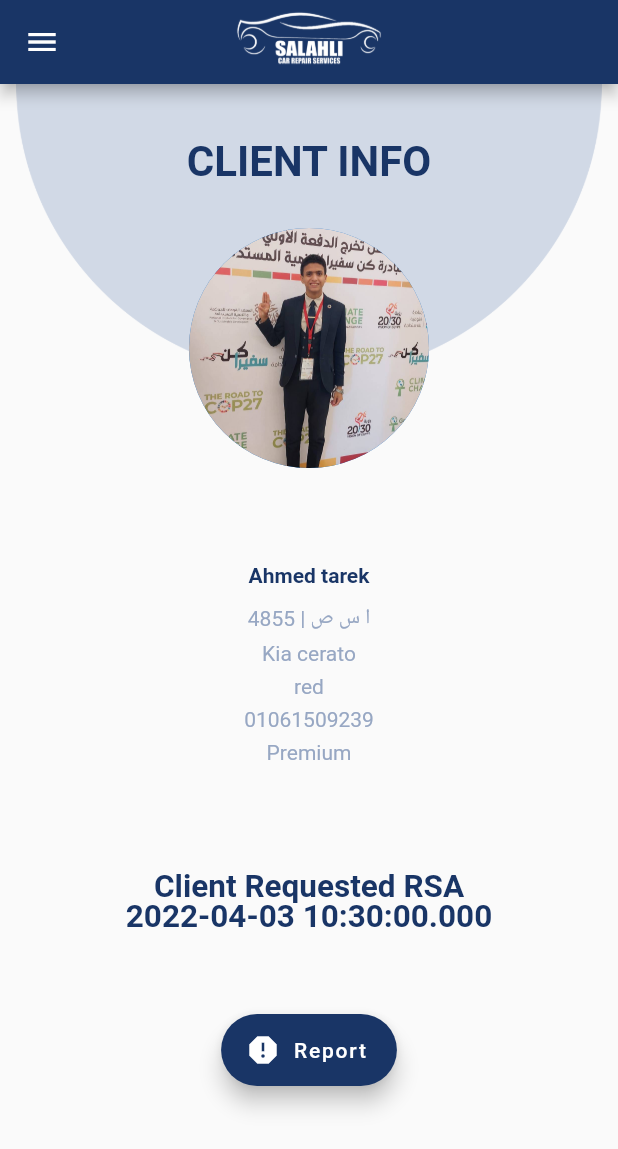
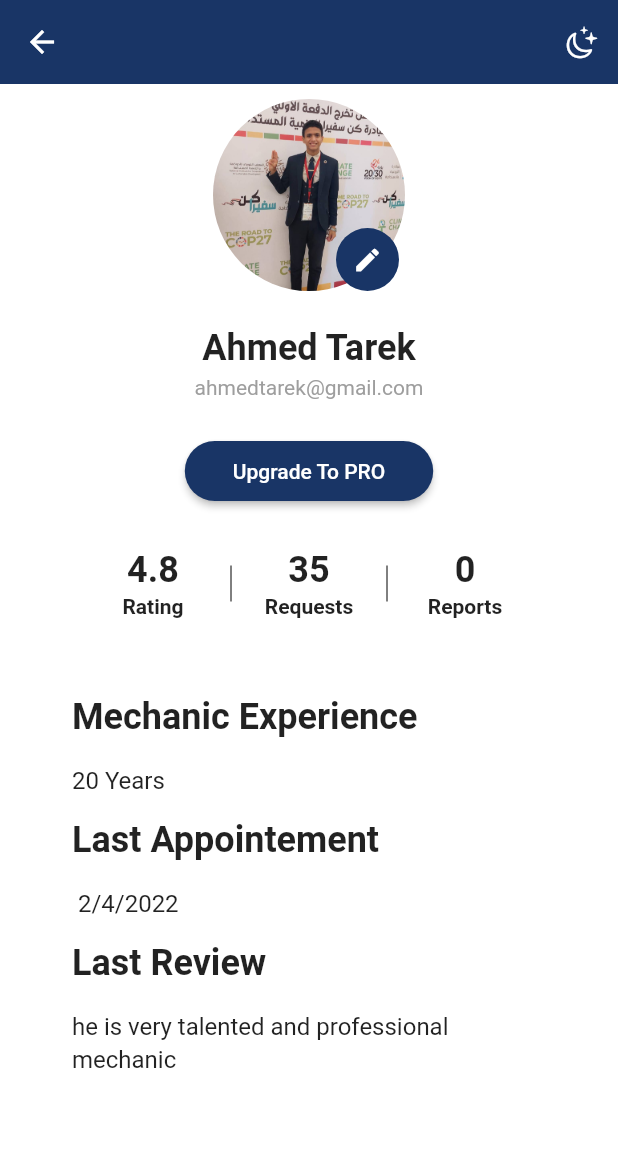
Before and after one commit to sergi-s/Salahly-mechanic-application, a Flutter app: the screen it shows after launch, on a phone screen of 412 x 824 dp. Shown: the top 1149 px of the screen. Run offline on Flutter 3.47's test engine with Material 2 defaults, Android fonts, the phone set to English and light mode, and no system bars; our stand-ins replace animated_theme_switcher, easy_localization, firebase_auth, firebase_core, firebase_database, flutter_riverpod and 1 more; missing offline and left inert: confirm_dialog; accounts and stored records are empty.

Commit message:
mechanic view profile and edit profile

```diff
--- a/lib/MyApp.dart
+++ b/lib/MyApp.dart
@@ -1,11 +1,11 @@
 import 'package:flutter/material.dart';
 import 'package:easy_localization/easy_localization.dart';
 import 'package:salahly_mechanic/routes.dart';
-
 class MyApp extends StatelessWidget {
   final _router = Routing().router;
   @override
   Widget build(BuildContext context) {
+
     context.setLocale(Locale("en"));
     return MaterialApp.router(
       routeInformationParser: _router.routeInformationParser,
@@ -14,5 +14,6 @@ class MyApp extends StatelessWidget {
       supportedLocales: context.supportedLocales,
       locale: context.locale,
     );
+
   }
 }
--- /dev/null
+++ b/lib/model/user.dart
@@ -0,0 +1,19 @@
+class User {
+  final String imagePath;
+  final String name;
+  final String email;
+  final String about;
+  final String lastappointement;
+  final String lastreview;
+  final bool isDarkMode;
+
+  const User({
+    required this.imagePath,
+    required this.name,
+    required this.email,
+    required this.about,
+    required this.lastappointement,
+    required this.lastreview,
+    required this.isDarkMode,
+  });
+}
--- a/lib/routes.dart
+++ b/lib/routes.dart
@@ -1,12 +1,14 @@
 import 'package:go_router/go_router.dart';
+import 'package:salahly_mechanic/screens/MechanicProfile/MechanicProfilePage.dart';
 import 'package:salahly_mechanic/screens/Requests/OnGoingRequests.dart';
 import 'package:salahly_mechanic/screens/RoadsideAssistant/RoadsideAssistantFullData.dart';
 import 'package:salahly_mechanic/screens/homepage/homescreen.dart';
 import 'package:salahly_mechanic/screens/Requests/ViewRequests.dart';
+import 'package:salahly_mechanic/screens/MechanicProfile/MechanicProfilePage.dart';
 class Routing {
   get router => GoRouter(
 
-    initialLocation: RoadsideAssistantFullData.routeName,
+    initialLocation: MechanicProfilePage.routeName,
 
     routes: <GoRoute> [
       GoRoute(
@@ -25,6 +27,10 @@ class Routing {
         path: RoadsideAssistantFullData.routeName,
         builder: (context, state) => RoadsideAssistantFullData(),
       ),
+      GoRoute(
+        path: MechanicProfilePage.routeName,
+        builder: (context, state) => MechanicProfilePage(),
+      ),
     ],
   );
 }
--- /dev/null
+++ b/lib/screens/MechanicProfile/MechanicProfilePage.dart
@@ -0,0 +1,135 @@
+import 'package:animated_theme_switcher/animated_theme_switcher.dart';
+import 'package:easy_localization/easy_localization.dart';
+import 'package:flutter/cupertino.dart';
+import 'package:flutter/material.dart';
+import 'package:salahly_mechanic/model/user.dart';
+import 'package:salahly_mechanic/screens/MechanicProfile/MechanicEditProfilePage.dart';
+import 'package:salahly_mechanic/utils/user_preferences.dart';
+import 'package:salahly_mechanic/widget/appbar_widget.dart';
+import 'package:salahly_mechanic/widget/button_widget.dart';
+import 'package:salahly_mechanic/widget/numbers_widget.dart';
+import 'package:salahly_mechanic/widget/profile_widget.dart';
+import 'package:salahly_mechanic/themes.dart';
+
+class MechanicProfilePage extends StatelessWidget {
+  static final String title = 'User Profile';
+  static final routeName = "/profile_page";
+  @override
+  Widget build(BuildContext context) {
+    final user = UserPreferences.myUser;
+
+    return ThemeProvider(
+      initTheme: user.isDarkMode ? MyThemes.darkTheme : MyThemes.lightTheme,
+      child: Builder(
+        builder: (context) => MaterialApp(
+          debugShowCheckedModeBanner: false,
+          theme: Theme.of(context),
+          title: title,
+          home: ProfilePage(),
+        ),
+      ),
+    );
+  }
+}
+
+class ProfilePage extends StatefulWidget {
+  const ProfilePage({Key? key}) : super(key: key);
+
+  @override
+  _ProfilePageState createState() => _ProfilePageState();
+
+
+}
+
+class _ProfilePageState extends State<ProfilePage> {
+  @override
+  Widget build(BuildContext context) {
+    final user = UserPreferences.myUser;
+
+    return ThemeSwitchingArea(
+      child: Builder(
+        builder: (context) => Scaffold(
+          appBar: buildAppBar(context),
+          body: ListView(
+            physics: BouncingScrollPhysics(),
+            children: [
+              ProfileWidget(
+                imagePath: user.imagePath,
+                onClicked: () {
+                  Navigator.of(context).push(
+                    MaterialPageRoute(builder: (context) => MechanicEditProfilePage()),
+                  );
+                },
+              ),
+              const SizedBox(height: 24),
+              buildName(user),
+              const SizedBox(height: 24),
+              Center(child: buildUpgradeButton()),
+              const SizedBox(height: 24),
+              NumbersWidget(),
+              const SizedBox(height: 48),
+              buildAbout(user),
+            ],
+          ),
+        ),
+      ),
+    );
+  }
+
+  Widget buildName(User user) => Column(
+        children: [
+          Text(
+            user.name,
+            style: TextStyle(fontWeight: FontWeight.bold, fontSize: 24),
+          ).tr(),
+          const SizedBox(height: 4),
+          Text(
+            user.email,
+            style: TextStyle(color: Colors.grey),
+          ).tr()
+        ],
+      );
+
+  Widget buildUpgradeButton() => ButtonWidget(
+        text: 'Upgrade To PRO'.tr(),
+        onClicked: () {},
+      );
+
+  Widget buildAbout(User user) => Container(
+        padding: EdgeInsets.symmetric(horizontal: 48),
+        child: Column(
+          crossAxisAlignment: CrossAxisAlignment.start,
+          children: [
+            Text(
+              'Mechanic Experience',
+              style: TextStyle(fontSize: 24, fontWeight: FontWeight.bold),
+            ).tr(),
+            const SizedBox(height: 16),
+            Text(
+              user.about,
+              style: TextStyle(fontSize: 16, height: 1.4),
+            ).tr(),
+            const SizedBox(height: 16),
+            Text(
+              'Last Appointement',
+              style: TextStyle(fontSize: 24, fontWeight: FontWeight.bold),
+            ).tr(),
+            const SizedBox(height: 16),
+            Text(
+              user.lastappointement,
+              style: TextStyle(fontSize: 16, height: 1.4),
+            ).tr(),
+            const SizedBox(height: 16),
+            Text(
+              'Last Review',
+              style: TextStyle(fontSize: 24, fontWeight: FontWeight.bold),
+            ).tr(),
+            const SizedBox(height: 16),
+            Text(
+              user.lastreview,
+              style: TextStyle(fontSize: 16, height: 1.4),
+            ).tr(),
+          ],
+        ),
+      );
+}
--- a/lib/screens/RoadsideAssistant/RoadsideAssistantFullData.dart
+++ b/lib/screens/RoadsideAssistant/RoadsideAssistantFullData.dart
@@ -2,6 +2,7 @@ import 'package:flutter/src/widgets/framework.dart';
 import 'package:easy_localization/easy_localization.dart';
 import 'package:flutter/cupertino.dart';
 import 'package:flutter/material.dart';
+import 'package:go_router/go_router.dart';
 
 class RoadsideAssistantFullData extends StatefulWidget {
   const RoadsideAssistantFullData({Key? key}) : super(key: key);
@@ -30,45 +31,79 @@ class _RoadsideAssistantFullDataState extends State<RoadsideAssistantFullData> {
     final String image = Client.image;
     final String subscribtionlevel = Client.subscribtionlevel;
     return Container(
+      alignment: Alignment.center,
+          child:Column(
+          children:[
+            Row(
+            children: <Widget>[
+              Column(
+          children: [
+              Padding(
+                padding: const EdgeInsets.only(bottom: 6.0,right: 8.0),
+                child: Image.asset('assets/images/name.png', fit: BoxFit.fill ,scale: 2),),
+              ],),
+              Column(
+              children: [
+               Padding(
+                padding: const EdgeInsets.only(bottom: 15.0),
+                child: Text(name, textScaleFactor: 2, style: const TextStyle(color: Color(0xff193566), fontWeight: FontWeight.bold),textAlign: TextAlign.right).tr(),),
+              ],),
+              ],),
+            Row(
 
-      height: 300,
-      width: 600,
-      alignment: Alignment.center,
-      child: Center(
+              children: <Widget>[
+                Column(
+                  children: [
+                    Padding(
+                      padding: const EdgeInsets.only(bottom: 6.0,right: 8.0),
+                      child: Image.asset('assets/images/car2.png', fit: BoxFit.fill ,scale: 1.5),),
+                  ],),
+                Column(
+                  children: [
+                    Padding(
+                      padding: const EdgeInsets.all(3.0),
+                      child:Text(carnumber,textScaleFactor: 1.5, style: const TextStyle(color: Color(0xff97a7c3)),textAlign: TextAlign.right).tr(),),
+                    Padding(
+                      padding: const EdgeInsets.all(3.0),
+                      child:Text(carmodel,textScaleFactor: 1.5, style: const TextStyle(color: Color(0xff97a7c3)),textAlign: TextAlign.right).tr(),),
+                    Padding(
+                      padding: const EdgeInsets.all(3.0),
+                      child:Text(color,textScaleFactor: 1.5, style: const TextStyle(color: Color(0xff97a7c3)),textAlign: TextAlign.right).tr(),),
+                  ],),
+              ],),
+            Row(
+              children: <Widget>[
+                Column(
+                  children: [
+                    Padding(
+                      padding: const EdgeInsets.only(bottom: 6.0,right: 8.0),
                       child:
+                      Image.asset('assets/images/phone.png', fit: BoxFit.fill ,scale: 2 ),),
+                  ],),
                 Column(
-
-            mainAxisAlignment: MainAxisAlignment.center,
-            crossAxisAlignment: CrossAxisAlignment.center,
+                  children: [
+                    Padding(
+                      padding: const EdgeInsets.all(3.0),
+                      child:Text(mobilenumber,textScaleFactor: 1.5, style: const TextStyle(color: Color(0xff97a7c3)),textAlign: TextAlign.right).tr(),),
+                  ],),
+              ],),
+            Row(
               children: <Widget>[
+                Column(
+                  children: [
                     Padding(
-                padding: EdgeInsets.all(8.0),
-              child:Text(name, textScaleFactor: 2.5,
-                  style: TextStyle(
-                      color: Color(0xff193566), fontWeight: FontWeight.bold))
-                  .tr(),
-              ),
+                      padding: const EdgeInsets.only(bottom: 6.0,right: 8.0),
+                      child:
+                      Image.asset('assets/images/subscription.png', fit: BoxFit.fill ,scale: 2 ),),
+                  ],),
+                Column(
+                  children: [
                     Padding(
-          padding: EdgeInsets.all(3.0),
-          child:Text(carnumber,textScaleFactor: 1.5, style: TextStyle(color: Color(0xff97a7c3))).tr(),),
-          Padding(
-          padding: EdgeInsets.all(3.0),
-          child:Text(carmodel,textScaleFactor: 1.5, style: TextStyle(color: Color(0xff97a7c3))).tr(),),
-          Padding(
-          padding: EdgeInsets.all(3.0),
-          child:Text(color,textScaleFactor: 1.5, style: TextStyle(color: Color(0xff97a7c3))).tr(),),
-          Padding(
-          padding: EdgeInsets.all(3.0),
-          child:Text(mobilenumber,textScaleFactor: 1.5, style: TextStyle(color: Color(0xff97a7c3)))
-                  .tr(),),
-          Padding(
-          padding: EdgeInsets.all(3.0),
-          child:Text(
-                  subscribtionlevel,textScaleFactor: 1.5, style: TextStyle(color: Color(0xff97a7c3)))
-                  .tr(),),
-
+                      padding: const EdgeInsets.all(3.0),
+                      child:Text(subscribtionlevel,textScaleFactor: 1.5, style: const TextStyle(color: Color(0xff97a7c3)),textAlign: TextAlign.right).tr(),),
+                  ],),
+              ],),
    ],
-          ),
           ),
     );
   }
@@ -83,7 +118,7 @@ class _RoadsideAssistantFullDataState extends State<RoadsideAssistantFullData> {
         title: Image.asset(
             'assets/images/logo white.png', fit: BoxFit.contain, scale: 50),
         centerTitle: true,
-        backgroundColor: Color(0xff193566),
+        backgroundColor: const Color(0xff193566),
       ),
 
       drawer: Drawer(
@@ -133,63 +168,83 @@ class _RoadsideAssistantFullDataState extends State<RoadsideAssistantFullData> {
           ],
         ),
       ),
-      body: Container(
+      body: SizedBox(
         height: size.height,
         width: double.infinity,
         child: Stack(
-          alignment: Alignment.center,
           children: [
             Positioned(
-              top: 0,
-              child: Image.asset(
-                  'assets/images/semi circle.png', height: size.height),
+              top: 35,
+              left: 35,
+              right: 35,
+              child: const Text(
+                  'RSA Full Data',textScaleFactor: 2,
+                  style: TextStyle(
+                      color: Color(0xff193566), fontWeight: FontWeight.bold),textAlign: TextAlign.center).tr(),
             ),
         Positioned(
-              top: 35,
+          top:80,
+          left: 35,
+          right: 35,
+          child: Column(
+                    children:
+                    Clients.map((p) {
+                      return personDetailCard(p);
+                    }).toList()),
+             ),
+            const Positioned(
+              left: 50,
+              right: 50,
+              bottom: 320,
               child: Text(
-                  'CLIENT INFO',textScaleFactor: 2,
+                  'Location : Moharam Bek - Alex',textScaleFactor: 1.25,
                   style: TextStyle(
-                      color: Color(0xff193566), fontWeight: FontWeight.bold)),
+                    color: Color(0xff193566), fontWeight: FontWeight.bold,),textAlign: TextAlign.center),
             ),
              Positioned(
-              top: 80,
-
-              child: Container(
-                alignment: Alignment.center,
-                padding: const EdgeInsets.all(16.0),
-
-                child: CircleAvatar(
-                  backgroundImage: AssetImage('assets/images/tarek.jpg'),
-                  radius: 80,
+              left: 150,
+              right: 150,
+              bottom: 220,
+              child: InkWell(
+                onTap: () {
+                }, // Image tapped
+                splashColor: Colors.blue, // Splash color over image
+                child: Ink.image(
+                  height: 100,
+                  width: 100,
+                  fit: BoxFit.contain, // Fixes border issues
+                  image: AssetImage(
+                      'assets/images/location.png'
                   ),
                 ),
               ),
-        Column(
-            mainAxisAlignment: MainAxisAlignment.spaceAround,
-            crossAxisAlignment: CrossAxisAlignment.center,
-                children:
-                Clients.map((p) {
-                  return personDetailCard(p);
-                }).toList()
+
             ),
-            Positioned(
-              bottom: 220,
+            const Positioned(
+              left: 50,
+              right: 50,
+              bottom: 180,
               child: Text(
                   'Client Requested RSA',textScaleFactor: 1.5,
                   style: TextStyle(
-                      color: Color(0xff193566), fontWeight: FontWeight.bold)),
+                      color: Color(0xff193566), fontWeight: FontWeight.bold,),textAlign: TextAlign.center),
             ),
+
             Positioned(
-              bottom: 200,
+              right: 5.0,
+              left: 6.0,
+              bottom: 155,
               child: Text(
-                  DateTime.now().toString(),textScaleFactor: 1.5,
-                  style: TextStyle(
-                      color: Color(0xff193566), fontWeight: FontWeight.bold)),
+                  DateFormat.jm().format(DateTime.now()),textScaleFactor: 1.5,
+                  style: const TextStyle(
+                      color: Color(0xff193566), fontWeight: FontWeight.bold),textAlign: TextAlign.center),
             ),
             Positioned(
               bottom: 100,
+                left: 80,
+                right: 80,
               child: FloatingActionButton.extended(
-                  onPressed: (){}, label: Text('Report'),backgroundColor:Color(0xff193566) , icon: Icon(Icons.report),)
+                  onPressed: (){}, label: const Text('Report'),backgroundColor:const Color(0xff193566) , icon: const Icon(Icons.report),)
             ),
           ],
         ),
--- /dev/null
+++ b/lib/themes.dart
@@ -0,0 +1,20 @@
+import 'package:flutter/material.dart';
+
+class MyThemes {
+  static final primary = Colors.blue;
+  static final primaryColor = Colors.blue.shade300;
+
+  static final darkTheme = ThemeData(
+    scaffoldBackgroundColor: Colors.grey.shade900,
+    primaryColorDark: primaryColor,
+    colorScheme: ColorScheme.dark(primary: primary),
+    dividerColor: Colors.white,
+  );
+
+  static final lightTheme = ThemeData(
+    scaffoldBackgroundColor: Colors.white,
+    primaryColor: primaryColor,
+    colorScheme: ColorScheme.light(primary: primary),
+    dividerColor: Colors.black,
+  );
+}
--- /dev/null
+++ b/lib/utils/user_preferences.dart
@@ -0,0 +1,15 @@
+import 'package:salahly_mechanic/model/user.dart';
+
+class UserPreferences {
+  static const myUser = User(
+    imagePath:
+        'assets/images/tarek.jpg',
+    name: 'Ahmed Tarek',
+    email: 'ahmedtarek@gmail.com',
+    about:
+        '20 Years',
+    lastappointement:' 2/4/2022',
+    lastreview:'he is very talented and professional mechanic' ,
+    isDarkMode: false,
+  );
+}
--- /dev/null
+++ b/lib/widget/appbar_widget.dart
@@ -0,0 +1,28 @@
+import 'package:animated_theme_switcher/animated_theme_switcher.dart';
+import 'package:flutter/cupertino.dart';
+import 'package:flutter/material.dart';
+import 'package:salahly_mechanic/themes.dart';
+
+AppBar buildAppBar(BuildContext context) {
+  final isDarkMode = Theme.of(context).brightness == Brightness.dark;
+  final icon = CupertinoIcons.moon_stars;
+
+  return AppBar(
+    leading: BackButton(),
+    backgroundColor: Color(0xff193566),
+    elevation: 0,
+    actions: [
+      ThemeSwitcher(
+        builder: (context) => IconButton(
+          icon: Icon(icon),
+          onPressed: () {
+            final theme = isDarkMode ? MyThemes.lightTheme : MyThemes.darkTheme;
+
+            final switcher = ThemeSwitcher.of(context);
+            switcher.changeTheme(theme: theme);
+          },
+        ),
+      ),
+    ],
+  );
+}
--- /dev/null
+++ b/lib/widget/button_widget.dart
@@ -0,0 +1,24 @@
+import 'package:flutter/material.dart';
+
+class ButtonWidget extends StatelessWidget {
+  final String text;
+  final VoidCallback onClicked;
+
+  const ButtonWidget({
+    Key? key,
+    required this.text,
+    required this.onClicked,
+  }) : super(key: key);
+
+  @override
+  Widget build(BuildContext context) => ElevatedButton(
+        style: ElevatedButton.styleFrom(
+          primary: Color(0xff193566),
+          shape: StadiumBorder(),
+          onPrimary: Colors.white,
+          padding: EdgeInsets.symmetric(horizontal: 32, vertical: 12),
+        ),
+        child: Text(text),
+        onPressed: onClicked,
+      );
+}
--- /dev/null
+++ b/lib/widget/numbers_widget.dart
@@ -0,0 +1,41 @@
+import 'package:flutter/material.dart';
+
+class NumbersWidget extends StatelessWidget {
+  @override
+  Widget build(BuildContext context) => Row(
+        mainAxisAlignment: MainAxisAlignment.center,
+        children: <Widget>[
+          buildButton(context, '4.8', 'Rating'),
+          buildDivider(),
+          buildButton(context, '35', 'Requests'),
+          buildDivider(),
+          buildButton(context, '0', 'Reports'),
+        ],
+      );
+  Widget buildDivider() => Container(
+        height: 24,
+        child: VerticalDivider(),
+      );
+
+  Widget buildButton(BuildContext context, String value, String text) =>
+      MaterialButton(
+        padding: EdgeInsets.symmetric(vertical: 4),
+        onPressed: () {},
+        materialTapTargetSize: MaterialTapTargetSize.shrinkWrap,
+        child: Column(
+          mainAxisSize: MainAxisSize.min,
+          mainAxisAlignment: MainAxisAlignment.start,
+          children: <Widget>[
+            Text(
+              value,
+              style: TextStyle(fontWeight: FontWeight.bold, fontSize: 24),
+            ),
+            SizedBox(height: 2),
+            Text(
+              text,
+              style: TextStyle(fontWeight: FontWeight.bold),
+            ),
+          ],
+        ),
+      );
+}
--- /dev/null
+++ b/lib/widget/profile_widget.dart
@@ -0,0 +1,82 @@
+import 'dart:io';
+
+import 'package:flutter/cupertino.dart';
+import 'package:flutter/material.dart';
+
+class ProfileWidget extends StatelessWidget {
+  final String imagePath;
+  final bool isEdit;
+  final VoidCallback onClicked;
+
+  const ProfileWidget({
+    Key? key,
+    required this.imagePath,
+    this.isEdit = false,
+    required this.onClicked,
+  }) : super(key: key);
+
+  @override
+  Widget build(BuildContext context) {
+    final color = Theme.of(context).colorScheme.primary;
+
+    return Center(
+      child: Stack(
+        children: [
+          buildImage(),
+          Positioned(
+            bottom: 0,
+            right: 4,
+            child: buildEditIcon(color),
+          ),
+        ],
+      ),
+    );
+  }
+
+  Widget buildImage() {
+    final image = AssetImage(imagePath);
+
+    return Padding(
+    padding: const EdgeInsets.only(top:10.0),
+      child:ClipOval(
+      child: Material(
+        color: Colors.transparent,
+        child:Ink.image(
+          image: image,
+          fit: BoxFit.cover,
+          width: 128,
+          height: 128,
+          child: InkWell(onTap: onClicked),
+        ),
+      ),
+      ),
+    );
+  }
+
+  Widget buildEditIcon(Color color) => buildCircle(
+        color: Colors.white,
+        all: 3,
+        child: buildCircle(
+          color: color,
+          all: 8,
+          child: Icon(
+            isEdit ? Icons.add_a_photo : Icons.edit,
+            color: Colors.white,
+            size: 20,
+          ),
+        ),
+      );
+
+  Widget buildCircle({
+    required Widget child,
+    required double all,
+    required Color color,
+  }) =>
+      ClipOval(
+        child: Container(
+          padding: EdgeInsets.all(all),
+          color: Color(0xff193566),
+          child: child,
+        ),
+      );
+}
--- a/pubspec.yaml
+++ b/pubspec.yaml
@@ -46,6 +46,7 @@ dependencies:
   http: ^0.13.4
   flutter_geofire: ^2.0.1
   confirm_dialog: ^1.0.1
+  animated_theme_switcher: ^2.0.5
 
 dev_dependencies:
   flutter_test:
@@ -82,6 +83,11 @@ flutter:
     - assets/images/bot2.png
     - assets/images/tarek.jpg
     - assets/images/semi circle.png
+    - assets/images/name.png
+    - assets/images/phone.png
+    - assets/images/location.png
+    - assets/images/car2.png
+    - assets/images/subscription.png
   # To add assets to your application, add an assets section, like this:
   # assets:
   #   - images/a_dot_burr.jpeg
```
Also changed, not shown: lib/main.dart (+7 -0 lines), lib/screens/MechanicProfile/MechanicEditProfilePage.dart (added, +71 -0 lines), lib/widget/textfield_widget.dart (added, +58 -0 lines), assets/images/car2.png (added), assets/images/location.png (added), assets/images/name.png (added), assets/images/phone.png (added), assets/images/subscription.png (added), pubspec.lock. Lines whose indentation alone changed are shown as unchanged.
